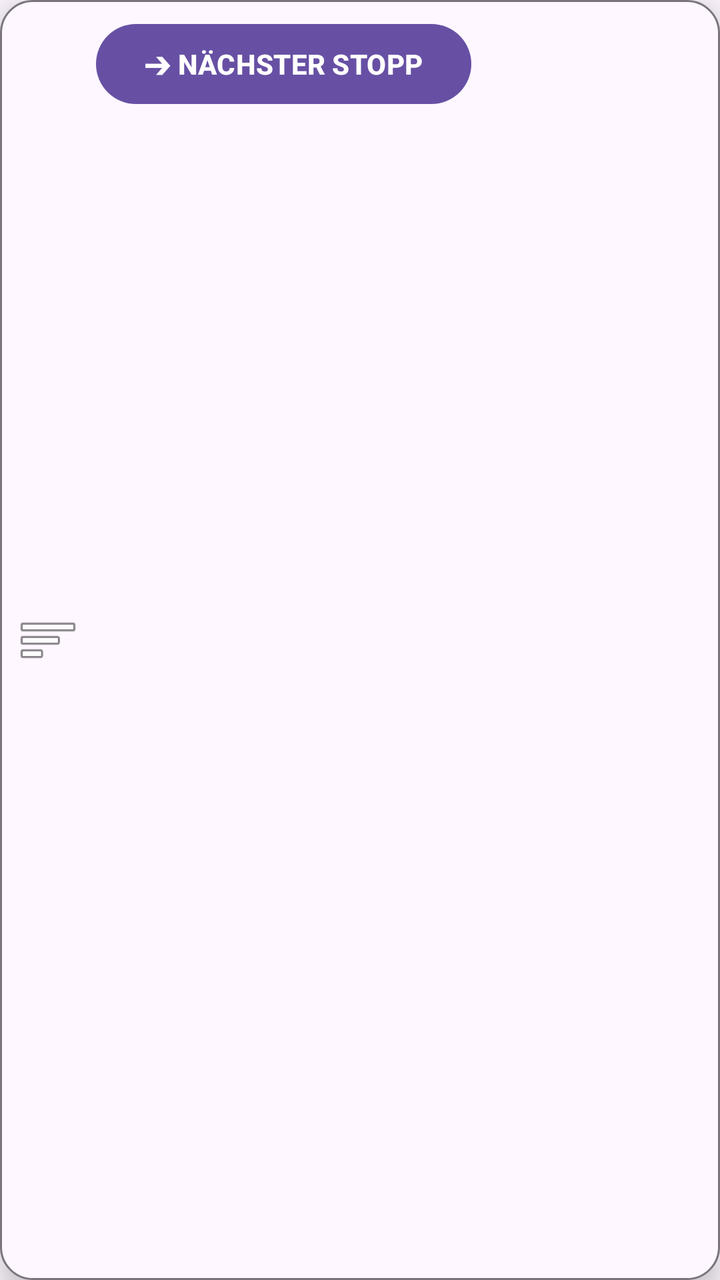
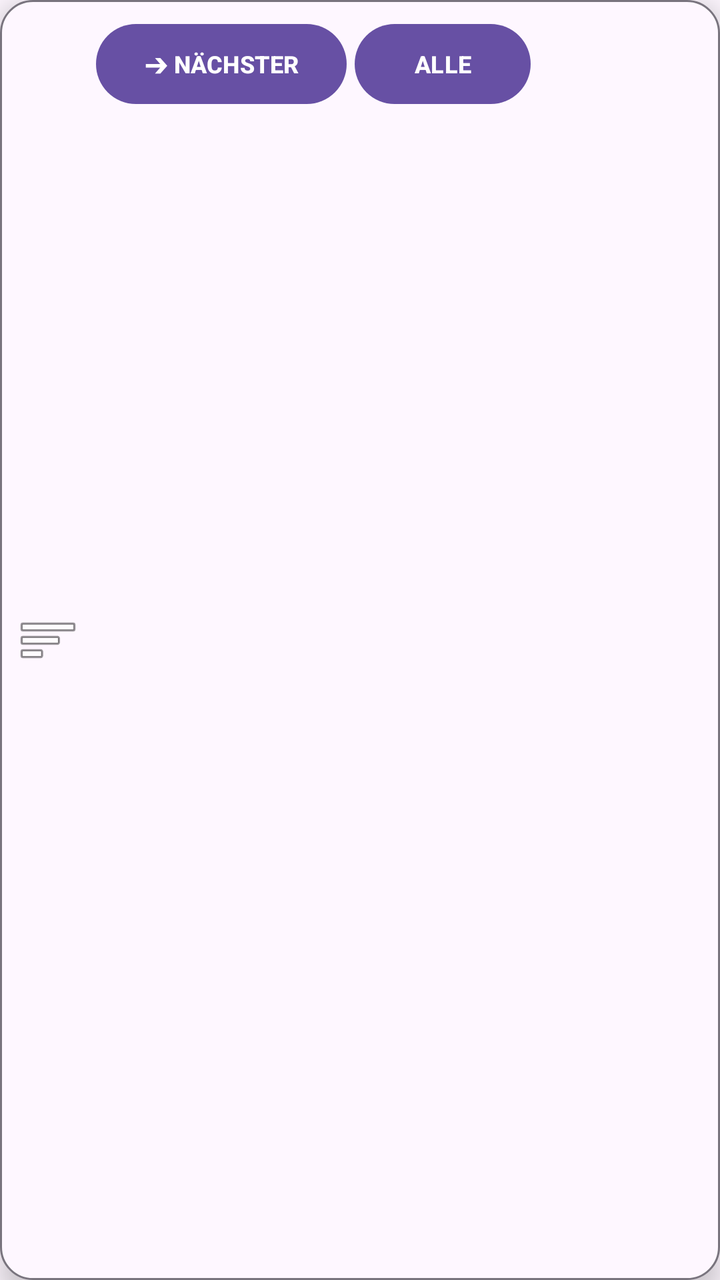

The first picture is an Android layout as it rendered before a commit; the second is the same layout after the commit. The layout source and the unified diff follow.
<!-- AndroidManifest.xml: application theme Theme.RouteoptimizerForGoogleMaps -->
<!-- res/layout/layout_floating_widget.xml -->
<?xml version="1.0" encoding="utf-8"?>
<LinearLayout xmlns:android="http://schemas.android.com/apk/res/android"
    android:id="@+id/widgetContainer"
    android:layout_width="wrap_content"
    android:layout_height="wrap_content"
    android:orientation="horizontal"
    android:background="@drawable/bg_floating_widget"
    android:elevation="8dp"
    android:padding="8dp">

    <ImageView
        android:id="@+id/ivWidgetDragHandle"
        android:layout_width="wrap_content"
        android:layout_height="wrap_content"
        android:layout_gravity="center_vertical"
        android:src="@android:drawable/ic_menu_sort_by_size"
        android:contentDescription="Drag Widget" />

    <Button
        android:id="@+id/btnNextStop"
        android:layout_width="wrap_content"
        android:layout_height="wrap_content"
        android:layout_marginStart="8dp"
        android:text="➔ NÄCHSTER STOPP"
        android:textSize="14sp"
        android:textStyle="bold" />

</LinearLayout>
<!-- resources referenced by this layout -->
<resources>
  <!-- drawable bg_floating_widget (drawable) -->
  <?xml version="1.0" encoding="utf-8"?>
  <shape xmlns:android="http://schemas.android.com/apk/res/android"
      android:shape="rectangle">
      <solid android:color="?attr/colorSurface" />
      <corners android:radius="16dp" />
      <stroke
          android:width="1dp"
          android:color="?attr/colorOutline" />
  </shape>
  <style name="Theme.RouteoptimizerForGoogleMaps" parent="Base.Theme.RouteoptimizerForGoogleMaps" />
  <style name="Base.Theme.RouteoptimizerForGoogleMaps" parent="Theme.Material3.DayNight.NoActionBar">
          
          
      </style>
</resources>

<!-- the commit's change to res/layout/layout_floating_widget.xml (unified diff, before → after) -->
@@ -21,8 +21,17 @@
         android:layout_width="wrap_content"
         android:layout_height="wrap_content"
         android:layout_marginStart="8dp"
-        android:text="➔ NÄCHSTER STOPP"
-        android:textSize="14sp"
+        android:text="➔ NÄCHSTER"
+        android:textSize="12sp"
+        android:textStyle="bold" />
+
+    <Button
+        android:id="@+id/btnAllStops"
+        android:layout_width="wrap_content"
+        android:layout_height="wrap_content"
+        android:layout_marginStart="4dp"
+        android:text="ALLE"
+        android:textSize="12sp"
         android:textStyle="bold" />
 
 </LinearLayout>
